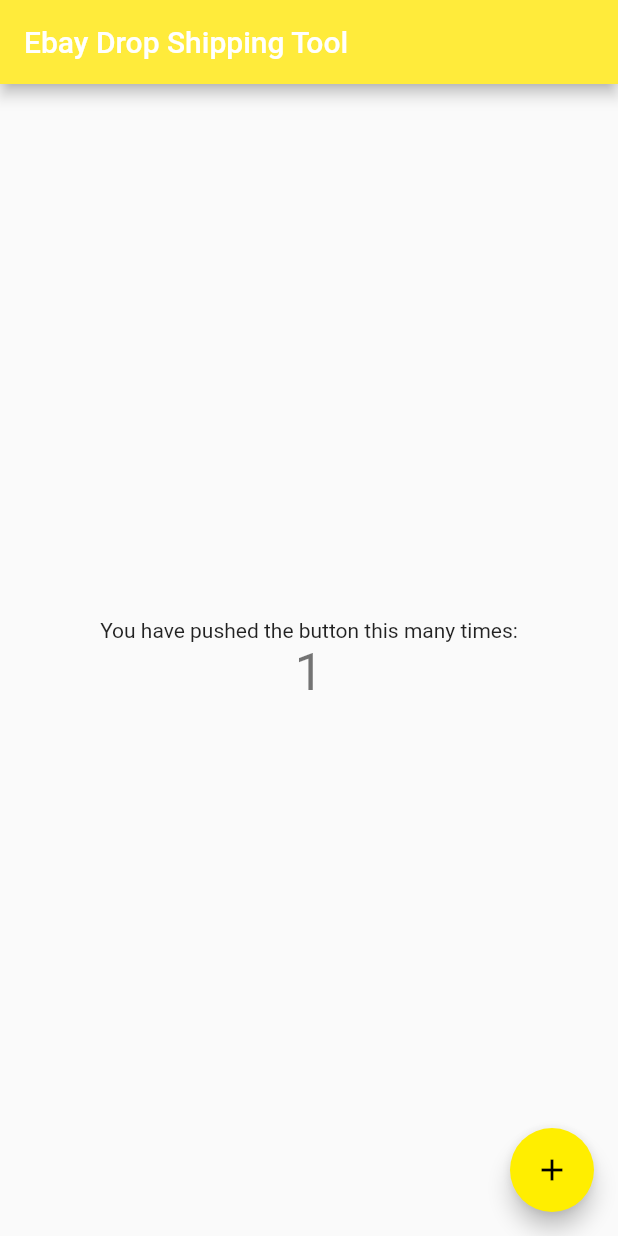
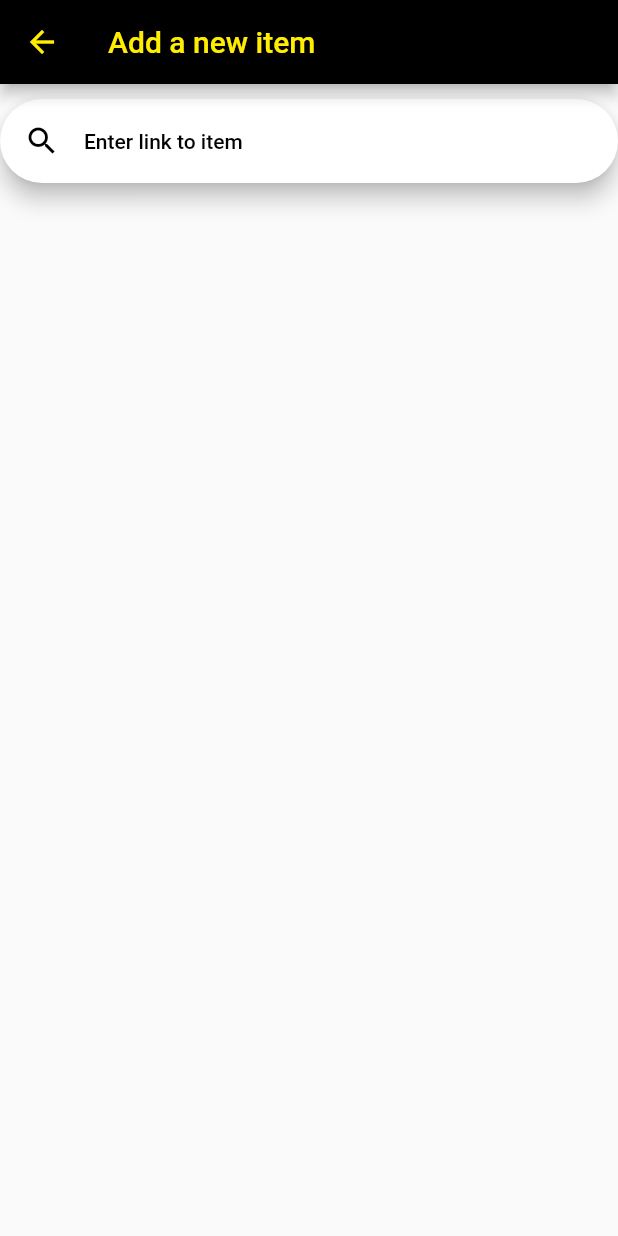
Before and after one commit to aidanahram/EbayTool, a Flutter app: the screen it shows after launch, after a tap on the "add" icon, on a phone screen of 412 x 824 dp. Run offline on Flutter 3.47's test engine with Material 3 defaults, Android fonts, the light colour scheme and no system bars; missing offline and left inert: requests; key blocks and very long unbroken strings in the code were emptied for the run.

Commit message:
added addItem page, created data and services package

```diff
--- a/lib/app.dart
+++ b/lib/app.dart
@@ -33,7 +33,7 @@
       ),
       appBarTheme: const AppBarTheme(
         backgroundColor: ebayYellow,
-        foregroundColor: Colors.white,
+        foregroundColor: ebayYellow,
       ),
     ),
     darkTheme: ThemeData.from(
@@ -44,6 +44,7 @@
     ),
     routes: {
       Routes.home: (_) => const HomePage(),
+      Routes.addItem: (_) => const AddItemPage(),
     },
 	);
 }
--- /dev/null
+++ b/lib/data.dart
@@ -0,0 +1,13 @@
+// ignore_for_file: directives_ordering
+
+/// The data library.
+///
+/// This library defines any data types needed by the rest of the app. While the data classes may
+/// have methods, the logic within should be simple, and any broad logic that changes state should
+/// happen in the models library.
+///
+/// This library should be the bottom of the dependency graph, meaning that no file included in this
+///  library should import any other library.
+library data;
+
+export "src/data/item.dart";
--- a/lib/main.dart
+++ b/lib/main.dart
@@ -8,8 +8,6 @@
 /// be as simple as possible.
 library main;
 
-import "dart:async";
-import "dart:io";
 import "package:flutter/material.dart";
 
 import "package:ebay/app.dart";
--- a/lib/pages.dart
+++ b/lib/pages.dart
@@ -7,6 +7,7 @@
 library pages;
 
 export "src/pages/home.dart";
+export "src/pages/add_item.dart";
 
 /// The names of all the pages available in the app.
 ///
@@ -14,4 +15,6 @@
 class Routes {
 	/// The name of the home page.
 	static const String home = "home";
+  /// The name of the add product page
+  static const String addItem = "addItem";
 }
--- /dev/null
+++ b/lib/src/data/item.dart
@@ -0,0 +1,13 @@
+import 'package:flutter/material.dart';
+
+class Item {
+  final name;
+  final price;
+  final productLink;
+
+  const Item({
+    required this.name,
+    required this.price,
+    required this.productLink,
+  });
+}
--- /dev/null
+++ b/lib/src/pages/add_item.dart
@@ -0,0 +1,42 @@
+import 'package:ebay/services.dart';
+import 'package:flutter/material.dart';
+import 'package:ebay/pages.dart';
+import 'package:ebay/data.dart';
+
+
+class AddItemPage extends StatefulWidget {
+  const AddItemPage({super.key});
+
+  @override
+  State<AddItemPage> createState() => _AddItemPageState();
+}
+
+class _AddItemPageState extends State<AddItemPage> {
+  @override
+  Widget build(BuildContext context) {
+    return Scaffold(
+      appBar: AppBar(
+        backgroundColor: Colors.black,
+        // Here we take the value from the MyHomePage object that was created by
+        // the App.build method, and use it to set our appbar title.
+        title: const Text("Add a new item"),
+      ),
+      body: Center(
+        child: Column(
+          mainAxisAlignment: MainAxisAlignment.start,
+          children: <Widget>[
+            const SizedBox(height: 10.0),
+            SearchBar(
+              hintText: "Enter link to item",
+              padding: const MaterialStatePropertyAll<EdgeInsets>(EdgeInsets.symmetric(horizontal: 16.0)),
+              leading: const Icon(Icons.search),
+              onSubmitted: (value) {
+                services.ali_scraper.scrapePage(value);
+              },
+            ),
+          ],
+        ),
+      ),
+    );
+  }
+}
--- a/lib/src/pages/home.dart
+++ b/lib/src/pages/home.dart
@@ -1,17 +1,12 @@
+import 'package:ebay/app.dart';
+import 'package:ebay/widgets.dart';
 import 'package:flutter/material.dart';
+import 'package:ebay/pages.dart';
 
 
 class HomePage extends StatefulWidget {
   const HomePage({super.key});
 
-  // This widget is the home page of your application. It is stateful, meaning
-  // that it has a State object (defined below) that contains fields that affect
-  // how it looks.
-
-  // This class is the configuration for the state. It holds the values (in this
-  // case the title) provided by the parent (in this case the App widget) and
-  // used by the build method of the State. Fields in a Widget subclass are
-  // always marked "final".
   @override
   State<HomePage> createState() => _HomePageState();
 }
@@ -21,52 +16,32 @@
 
   void _incrementCounter() {
     setState(() {
-      // This call to setState tells the Flutter framework that something has
-      // changed in this State, which causes it to rerun the build method below
-      // so that the display can reflect the updated values. If we changed
-      // _counter without calling setState(), then the build method would not be
-      // called again, and so nothing would appear to happen.
       _counter++;
     });
   }
 
   @override
   Widget build(BuildContext context) {
-    // This method is rerun every time setState is called, for instance as done
-    // by the _incrementCounter method above.
-    //
-    // The Flutter framework has been optimized to make rerunning build methods
-    // fast, so that you can just rebuild anything that needs updating rather
-    // than having to individually change instances of widgets.
     return Scaffold(
       appBar: AppBar(
-        // TRY THIS: Try changing the color here to a specific color (to
-        // Colors.amber, perhaps?) and trigger a hot reload to see the AppBar
-        // change color while the other colors stay the same.
-        backgroundColor: Colors.yellow,
-        // Here we take the value from the MyHomePage object that was created by
-        // the App.build method, and use it to set our appbar title.
+        backgroundColor: Colors.black,
         title: const Text("Ebay Drop Shipping Tool"),
       ),
       body: Center(
-        // Center is a layout widget. It takes a single child and positions it
-        // in the middle of the parent.
         child: Column(
-          // Column is also a layout widget. It takes a list of children and
-          // arranges them vertically. By default, it sizes itself to fit its
-          // children horizontally, and tries to be as tall as its parent.
-          //
-          // Column has various properties to control how it sizes itself and
-          // how it positions its children. Here we use mainAxisAlignment to
-          // center the children vertically; the main axis here is the vertical
-          // axis because Columns are vertical (the cross axis would be
-          // horizontal).
-          //
-          // TRY THIS: Invoke "debug painting" (choose the "Toggle Debug Paint"
-          // action in the IDE, or press "p" in the console), to see the
-          // wireframe for each widget.
           mainAxisAlignment: MainAxisAlignment.center,
           children: <Widget>[
+            SearchBar(
+              hintText: "Search for a product",
+              padding: const MaterialStatePropertyAll<EdgeInsets>(EdgeInsets.symmetric(horizontal: 16.0)),
+              leading: const Icon(Icons.search),
+              onSubmitted: (value) {
+                print(value);
+              },
+            ),
+
+
+
             const Text(
               'You have pushed the button this many times:',
             ),
@@ -78,10 +53,10 @@
         ),
       ),
       floatingActionButton: FloatingActionButton(
-        onPressed: _incrementCounter,
-        tooltip: 'Increment',
+        onPressed: () => Navigator.of(context).pushNamed(Routes.addItem),
+        tooltip: 'Add new product',
         child: const Icon(Icons.add),
-      ), // This trailing comma makes auto-formatting nicer for build methods.
+      ),
     );
   }
 }
```
Also changed, not shown: lib/services.dart (added, +47 -0 lines), lib/src/services/ali_scraper.dart (added, +19 -0 lines), lib/src/services/ebay_scraper.dart (+5 -5 lines).
